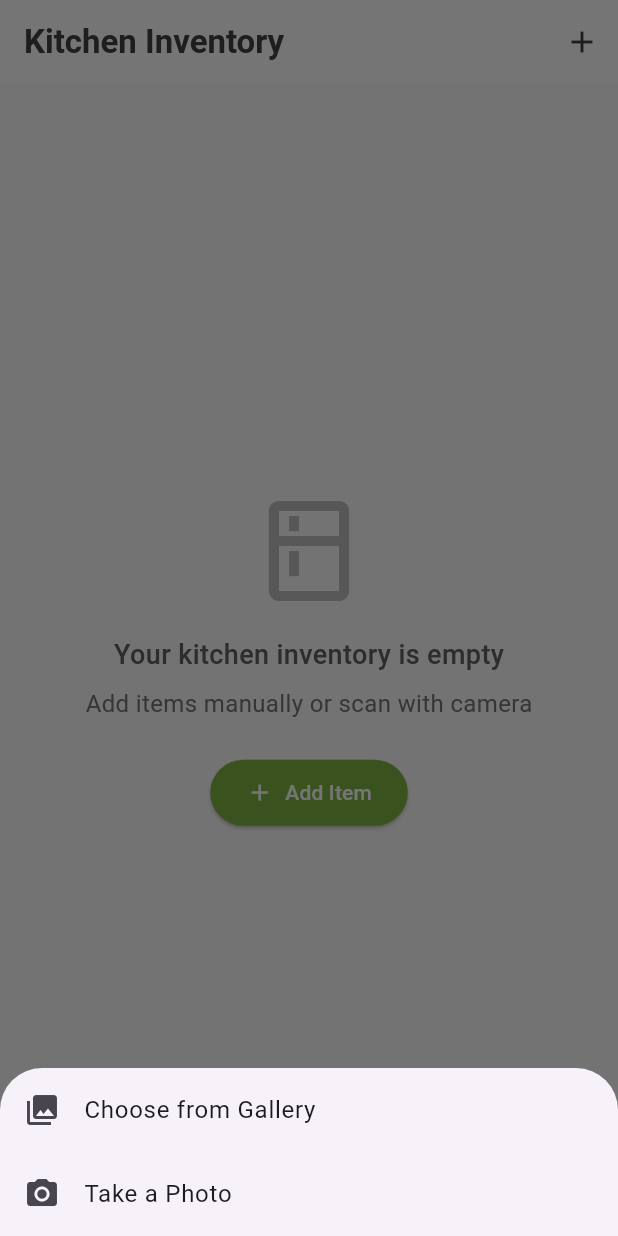
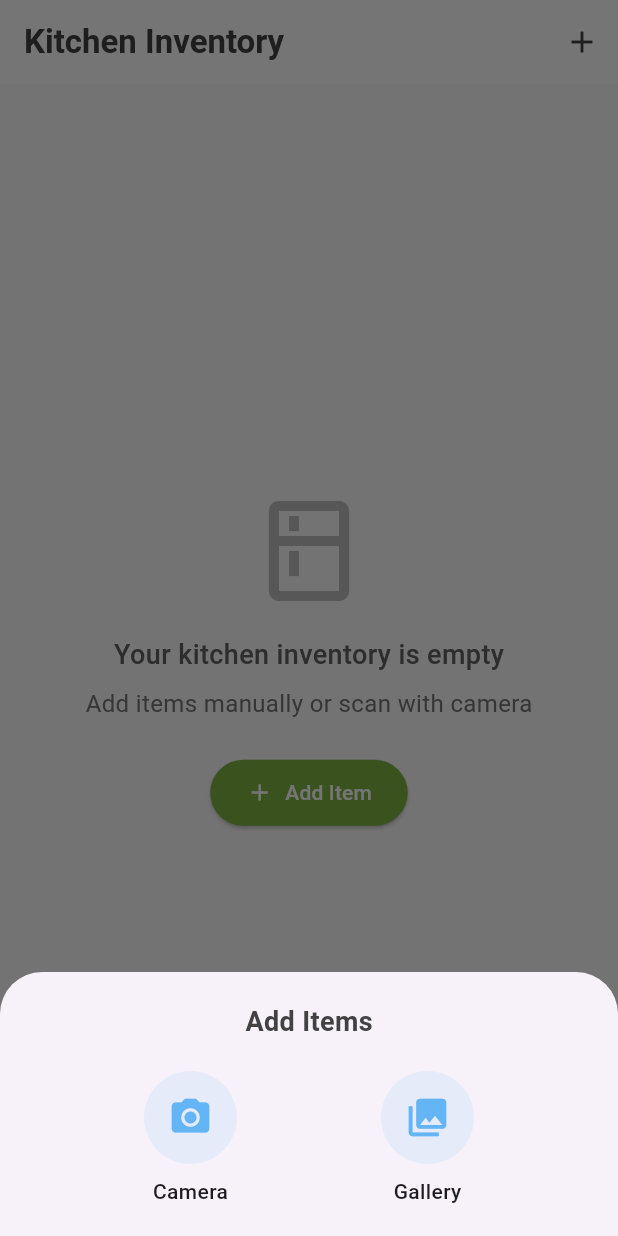
Before and after one commit to Alex-apostolo/what-can-i-make, a Flutter app: the screen it shows after launch, after a tap on the "add a photo" icon, on a phone screen of 412 x 824 dp. Run offline on Flutter 3.47's test engine with Material 3 defaults, Android fonts, the phone set to English and light mode, and no system bars; our stand-ins replace dartz, flutter_dotenv, image_picker, sqflite; missing offline and left inert: openai_dart; accounts and stored records are empty.

Commit message:
Allow multiple images to be selected

```diff
--- a/lib/widgets/image_picker_bottom_sheet.dart
+++ b/lib/widgets/image_picker_bottom_sheet.dart
@@ -2,7 +2,7 @@ import 'package:flutter/material.dart';
 import 'package:image_picker/image_picker.dart';
 
 class ImagePickerBottomSheet extends StatelessWidget {
-  final Function(ImageSource) onImageSourceSelected;
+  final Function(ImageSource, {bool multiple}) onImageSourceSelected;
 
   const ImagePickerBottomSheet({
     super.key,
@@ -11,25 +11,71 @@ class ImagePickerBottomSheet extends StatelessWidget {
 
   @override
   Widget build(BuildContext context) {
-    return SafeArea(
+    return Container(
+      padding: const EdgeInsets.symmetric(vertical: 20.0),
       child: Column(
         mainAxisSize: MainAxisSize.min,
         children: [
-          ListTile(
-            leading: const Icon(Icons.photo_library),
-            title: const Text('Choose from Gallery'),
-            onTap: () {
-              Navigator.pop(context);
-              onImageSourceSelected(ImageSource.gallery);
-            },
+          const Text(
+            'Add Items',
+            style: TextStyle(
+              fontSize: 18,
+              fontWeight: FontWeight.w600,
+              color: Color(0xFF424242),
+            ),
           ),
-          ListTile(
-            leading: const Icon(Icons.camera_alt),
-            title: const Text('Take a Photo'),
-            onTap: () {
-              Navigator.pop(context);
-              onImageSourceSelected(ImageSource.camera);
-            },
+          const SizedBox(height: 20),
+          Row(
+            mainAxisAlignment: MainAxisAlignment.spaceEvenly,
+            children: [
+              _buildOption(
+                context,
+                icon: Icons.camera_alt,
+                title: 'Camera',
+                onTap: () {
+                  Navigator.pop(context);
+                  onImageSourceSelected(ImageSource.camera);
+                },
+              ),
+              _buildOption(
+                context,
+                icon: Icons.photo_library,
+                title: 'Gallery',
+                onTap: () {
+                  Navigator.pop(context);
+                  onImageSourceSelected(ImageSource.gallery, multiple: true);
+                },
+              ),
+            ],
+          ),
+        ],
+      ),
+    );
+  }
+
+  Widget _buildOption(
+    BuildContext context, {
+    required IconData icon,
+    required String title,
+    required VoidCallback onTap,
+  }) {
+    return GestureDetector(
+      onTap: onTap,
+      child: Column(
+        mainAxisSize: MainAxisSize.min,
+        children: [
+          Container(
+            padding: const EdgeInsets.all(16),
+            decoration: BoxDecoration(
+              color: const Color(0xFF64B5F6).withAlpha(30),
+              shape: BoxShape.circle,
+            ),
+            child: Icon(icon, size: 30, color: const Color(0xFF64B5F6)),
+          ),
+          const SizedBox(height: 8),
+          Text(
+            title,
+            style: const TextStyle(fontSize: 14, fontWeight: FontWeight.w500),
           ),
         ],
       ),
```
Also changed, not shown: lib/screens/home_screen.dart (+28 -14 lines).
